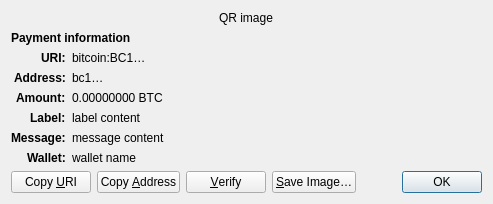
Old version of the form taox-core/src/qt/forms/receiverequestdialog.ui in the repository Xnuva-Blockchain-Project/Denzuve.
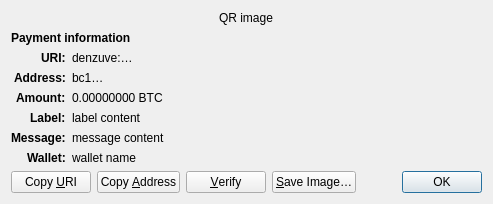
New version of the form. Custom widgets are drawn as their Qt base class.

Commit message:
feat(denzuve): preserve branded core and GUI regression baseline
Implement Denzuve identity, DZUV and Princeps denominations, native test fixtures and common widescreen splash renderer.

All six Qt regression groups passed before splash renderer changes. Final artwork, renderer compilation and release qualification remain outstanding.

Experimental development only. No mainnet activation or production deployment.

The edit to the form file:
```diff
--- a/taox-core/src/qt/forms/receiverequestdialog.ui
+++ b/taox-core/src/qt/forms/receiverequestdialog.ui
@@ -65,7 +65,7 @@
    <item row="2" column="1" alignment="Qt::AlignTop">
     <widget class="QLabel" name="uri_content">
      <property name="text">
-      <string notr="true">bitcoin:BC1…</string>
+      <string notr="true">denzuve:…</string>
      </property>
      <property name="textFormat">
       <enum>Qt::RichText</enum>
```
The commit also changes 49 other files.
